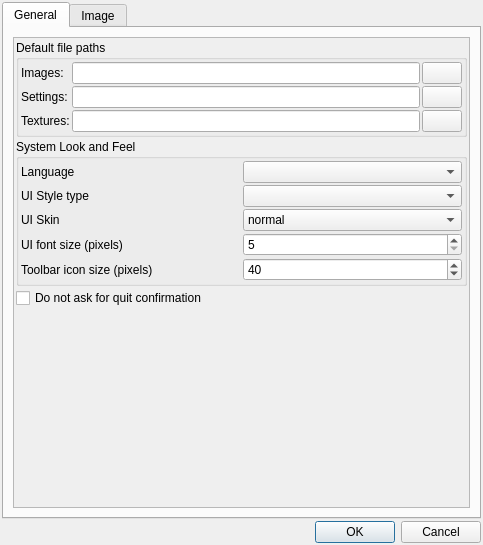
First picture: the form in mandelbulber2/qt/preferencesdialog.ui, repository buddhi1980/mandelbulber2, before the edit.
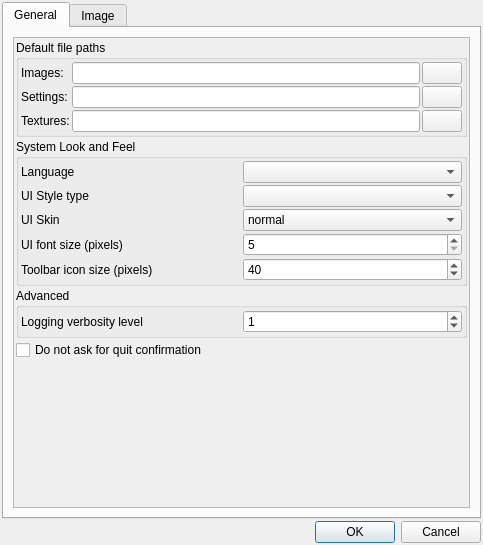
Second picture: the form after the edit. Icons and pictures are not drawn. Custom widgets are drawn as their Qt base class.

Commit message: Added logging verbosity level parameter for WriteLog. This will reduce memory usage caused by log. 0 - no lohhing 1 - only errors (default) 2 - basic info 3 - detailed info

```diff
--- a/mandelbulber2/qt/preferencesdialog.ui
+++ b/mandelbulber2/qt/preferencesdialog.ui
@@ -58,7 +58,7 @@
             <x>0</x>
             <y>0</y>
             <width>455</width>
-            <height>459</height>
+            <height>467</height>
            </rect>
           </property>
           <layout class="QVBoxLayout" name="verticalLayout_general">
@@ -289,6 +289,57 @@
              </layout>
             </widget>
            </item>
+           <item>
+            <widget class="QGroupBox" name="groupBox_system_look_and_feel_2">
+             <property name="title">
+              <string>Advanced</string>
+             </property>
+             <layout class="QVBoxLayout" name="verticalLayout_9">
+              <property name="spacing">
+               <number>2</number>
+              </property>
+              <property name="leftMargin">
+               <number>2</number>
+              </property>
+              <property name="topMargin">
+               <number>2</number>
+              </property>
+              <property name="rightMargin">
+               <number>2</number>
+              </property>
+              <property name="bottomMargin">
+               <number>2</number>
+              </property>
+              <item>
+               <layout class="QGridLayout" name="gridLayout_system_look_and_feel_2">
+                <property name="spacing">
+                 <number>2</number>
+                </property>
+                <item row="0" column="0">
+                 <widget class="QLabel" name="label_13">
+                  <property name="text">
+                   <string>Logging verbosity level</string>
+                  </property>
+                 </widget>
+                </item>
+                <item row="0" column="1">
+                 <widget class="MySpinBox" name="spinboxInt_logging_verbosity">
+                  <property name="minimum">
+                   <number>0</number>
+                  </property>
+                  <property name="maximum">
+                   <number>3</number>
+                  </property>
+                  <property name="value">
+                   <number>1</number>
+                  </property>
+                 </widget>
+                </item>
+               </layout>
+              </item>
+             </layout>
+            </widget>
+           </item>
            <item>
             <widget class="QCheckBox" name="checkBox_quit_do_not_ask_again">
              <property name="text">
```
Left out of the diff: 6 changed lines with no effect on the pictures. The commit also changes 23 other files.
